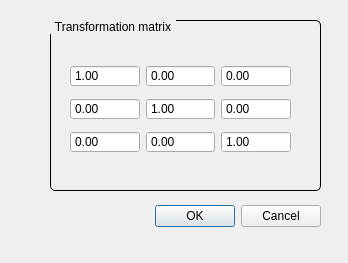
Before: the Qt Designer form apps/NSXQt/ui/dialogtransformationmatrix.ui in k61n/openhkl, drawn with Qt 5.
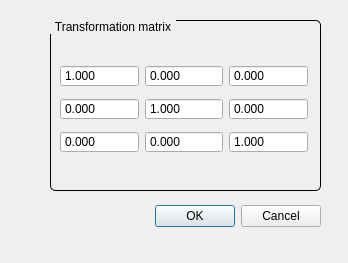
After: the same form once the commit is applied.

```diff
--- a/apps/NSXQt/ui/dialogtransformationmatrix.ui
+++ b/apps/NSXQt/ui/dialogtransformationmatrix.ui
@@ -70,9 +70,9 @@
    <widget class="QWidget" name="gridLayoutWidget">
     <property name="geometry">
      <rect>
-      <x>20</x>
+      <x>10</x>
       <y>40</y>
-      <width>221</width>
+      <width>248</width>
       <height>101</height>
      </rect>
     </property>
@@ -82,6 +82,9 @@
        <property name="buttonSymbols">
         <enum>QAbstractSpinBox::NoButtons</enum>
        </property>
+       <property name="decimals">
+        <number>3</number>
+       </property>
        <property name="minimum">
         <double>-10.000000000000000</double>
        </property>
@@ -98,6 +101,9 @@
        <property name="buttonSymbols">
         <enum>QAbstractSpinBox::NoButtons</enum>
        </property>
+       <property name="decimals">
+        <number>3</number>
+       </property>
        <property name="minimum">
         <double>-10.000000000000000</double>
        </property>
@@ -111,6 +117,9 @@
        <property name="buttonSymbols">
         <enum>QAbstractSpinBox::NoButtons</enum>
        </property>
+       <property name="decimals">
+        <number>3</number>
+       </property>
        <property name="minimum">
         <double>-10.000000000000000</double>
        </property>
@@ -124,6 +133,9 @@
        <property name="buttonSymbols">
         <enum>QAbstractSpinBox::NoButtons</enum>
        </property>
+       <property name="decimals">
+        <number>3</number>
+       </property>
        <property name="minimum">
         <double>-10.000000000000000</double>
        </property>
@@ -137,6 +149,9 @@
        <property name="buttonSymbols">
         <enum>QAbstractSpinBox::NoButtons</enum>
        </property>
+       <property name="decimals">
+        <number>3</number>
+       </property>
        <property name="minimum">
         <double>-10.000000000000000</double>
        </property>
@@ -153,6 +168,9 @@
        <property name="buttonSymbols">
         <enum>QAbstractSpinBox::NoButtons</enum>
        </property>
+       <property name="decimals">
+        <number>3</number>
+       </property>
        <property name="minimum">
         <double>-10.000000000000000</double>
        </property>
@@ -166,6 +184,9 @@
        <property name="buttonSymbols">
         <enum>QAbstractSpinBox::NoButtons</enum>
        </property>
+       <property name="decimals">
+        <number>3</number>
+       </property>
        <property name="minimum">
         <double>-10.000000000000000</double>
        </property>
@@ -179,6 +200,9 @@
        <property name="buttonSymbols">
         <enum>QAbstractSpinBox::NoButtons</enum>
        </property>
+       <property name="decimals">
+        <number>3</number>
+       </property>
        <property name="minimum">
         <double>-10.000000000000000</double>
        </property>
@@ -192,6 +216,9 @@
        <property name="buttonSymbols">
         <enum>QAbstractSpinBox::NoButtons</enum>
        </property>
+       <property name="decimals">
+        <number>3</number>
+       </property>
        <property name="minimum">
         <double>-10.000000000000000</double>
        </property>
```
Left out of the diff: 3 changed lines with no effect on the pictures.
